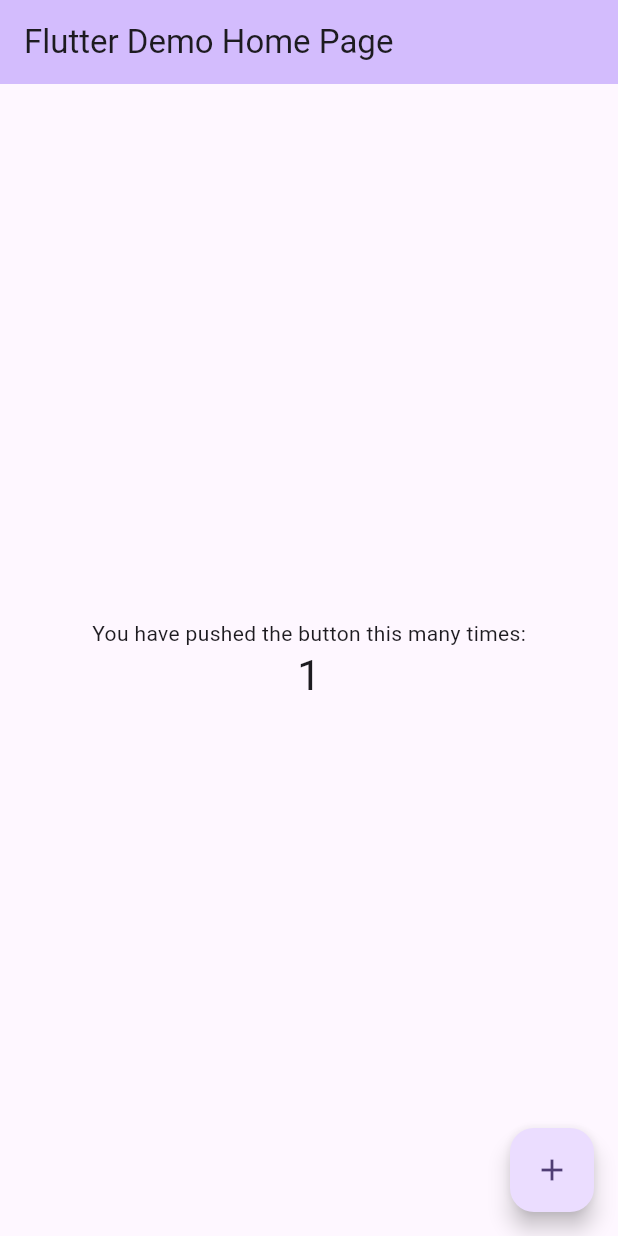
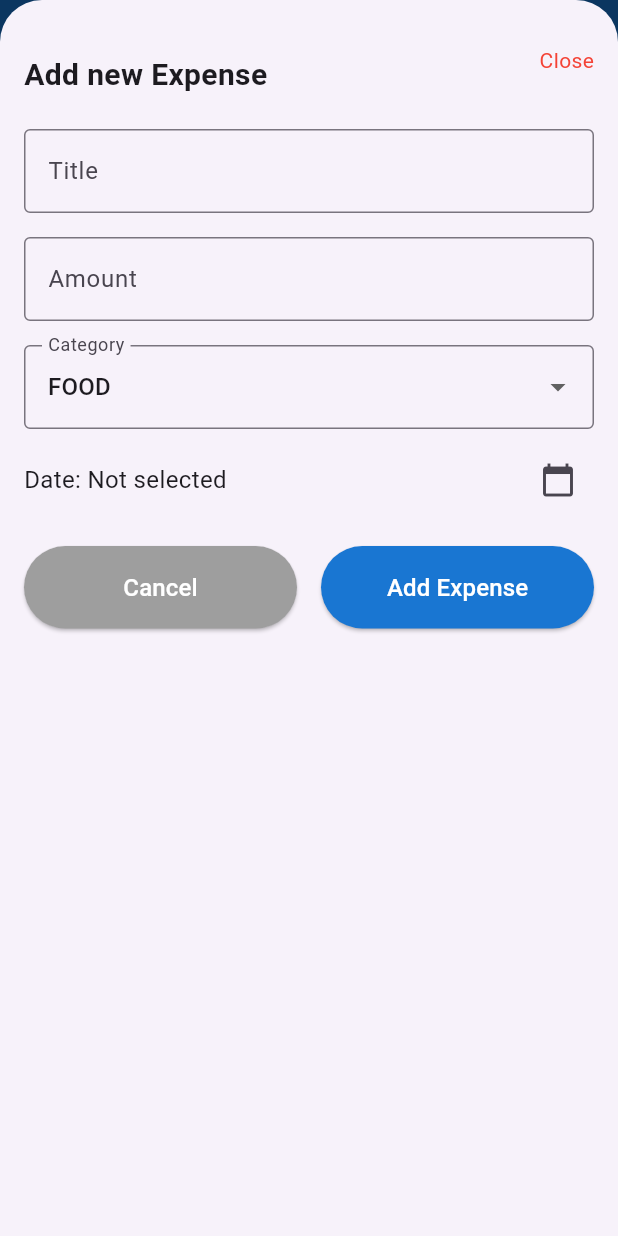
Before and after one commit to Kimhong241004/BuildContext-Inputs, a Flutter app: the screen it shows after launch, after a tap on the "add" icon, on a phone screen of 412 x 824 dp. Run offline on Flutter 3.47's test engine with Material 3 defaults, Android fonts, the phone set to English and light mode, and no system bars.

Commit message:
New Fixed

```diff
--- /dev/null
+++ b/lib/data/expense_data.dart
@@ -0,0 +1,28 @@
+import '../model/expense_model.dart';
+
+List<Expense> dummyExpenses = [
+  Expense(
+    title: 'Flutter Course',
+    amount: 19.99,
+    date: DateTime.now(),
+    category: Category.work,
+  ),
+  Expense(
+    title: 'Cinema',
+    amount: 15.69,
+    date: DateTime.now(),
+    category: Category.leisure,
+  ),
+  Expense(
+    title: 'Groceries',
+    amount: 82.12,
+    date: DateTime.now(),
+    category: Category.food,
+  ),
+  Expense(
+    title: 'New Shoes',
+    amount: 69.99,
+    date: DateTime.now(),
+    category: Category.travel,
+  ),
+];
--- a/lib/main.dart
+++ b/lib/main.dart
@@ -1,122 +1,13 @@
 import 'package:flutter/material.dart';
 
+import 'ui/app.dart';
+
 void main() {
-  runApp(const MyApp());
+
+  runApp(
+    const MaterialApp(
+      debugShowCheckedModeBanner: false,
+      home: App(),
+    ),
+  );
 }
-
-class MyApp extends StatelessWidget {
-  const MyApp({super.key});
-
-  // This widget is the root of your application.
-  @override
-  Widget build(BuildContext context) {
-    return MaterialApp(
-      title: 'Flutter Demo',
-      theme: ThemeData(
-        // This is the theme of your application.
-        //
-        // TRY THIS: Try running your application with "flutter run". You'll see
-        // the application has a purple toolbar. Then, without quitting the app,
-        // try changing the seedColor in the colorScheme below to Colors.green
-        // and then invoke "hot reload" (save your changes or press the "hot
-        // reload" button in a Flutter-supported IDE, or press "r" if you used
-        // the command line to start the app).
-        //
-        // Notice that the counter didn't reset back to zero; the application
-        // state is not lost during the reload. To reset the state, use hot
-        // restart instead.
-        //
-        // This works for code too, not just values: Most code changes can be
-        // tested with just a hot reload.
-        colorScheme: ColorScheme.fromSeed(seedColor: Colors.deepPurple),
-      ),
-      home: const MyHomePage(title: 'Flutter Demo Home Page'),
-    );
-  }
-}
-
-class MyHomePage extends StatefulWidget {
-  const MyHomePage({super.key, required this.title});
-
-  // This widget is the home page of your application. It is stateful, meaning
-  // that it has a State object (defined below) that contains fields that affect
-  // how it looks.
-
-  // This class is the configuration for the state. It holds the values (in this
-  // case the title) provided by the parent (in this case the App widget) and
-  // used by the build method of the State. Fields in a Widget subclass are
-  // always marked "final".
-
-  final String title;
-
-  @override
-  State<MyHomePage> createState() => _MyHomePageState();
-}
-
-class _MyHomePageState extends State<MyHomePage> {
-  int _counter = 0;
-
-  void _incrementCounter() {
-    setState(() {
-      // This call to setState tells the Flutter framework that something has
-      // changed in this State, which causes it to rerun the build method below
-      // so that the display can reflect the updated values. If we changed
-      // _counter without calling setState(), then the build method would not be
-      // called again, and so nothing would appear to happen.
-      _counter++;
-    });
-  }
-
-  @override
-  Widget build(BuildContext context) {
-    // This method is rerun every time setState is called, for instance as done
-    // by the _incrementCounter method above.
-    //
-    // The Flutter framework has been optimized to make rerunning build methods
-    // fast, so that you can just rebuild anything that needs updating rather
-    // than having to individually change instances of widgets.
-    return Scaffold(
-      appBar: AppBar(
-        // TRY THIS: Try changing the color here to a specific color (to
-        // Colors.amber, perhaps?) and trigger a hot reload to see the AppBar
-        // change color while the other colors stay the same.
-        backgroundColor: Theme.of(context).colorScheme.inversePrimary,
-        // Here we take the value from the MyHomePage object that was created by
-        // the App.build method, and use it to set our appbar title.
-        title: Text(widget.title),
-      ),
-      body: Center(
-        // Center is a layout widget. It takes a single child and positions it
-        // in the middle of the parent.
-        child: Column(
-          // Column is also a layout widget. It takes a list of children and
-          // arranges them vertically. By default, it sizes itself to fit its
-          // children horizontally, and tries to be as tall as its parent.
-          //
-          // Column has various properties to control how it sizes itself and
-          // how it positions its children. Here we use mainAxisAlignment to
-          // center the children vertically; the main axis here is the vertical
-          // axis because Columns are vertical (the cross axis would be
-          // horizontal).
-          //
-          // TRY THIS: Invoke "debug painting" (choose the "Toggle Debug Paint"
-          // action in the IDE, or press "p" in the console), to see the
-          // wireframe for each widget.
-          mainAxisAlignment: MainAxisAlignment.center,
-          children: <Widget>[
-            const Text('You have pushed the button this many times:'),
-            Text(
-              '$_counter',
-              style: Theme.of(context).textTheme.headlineMedium,
-            ),
-          ],
-        ),
-      ),
-      floatingActionButton: FloatingActionButton(
-        onPressed: _incrementCounter,
-        tooltip: 'Increment',
-        child: const Icon(Icons.add),
-      ), // This trailing comma makes auto-formatting nicer for build methods.
-    );
-  }
-}
--- /dev/null
+++ b/lib/model/expense_model.dart
@@ -0,0 +1,19 @@
+import 'package:uuid/uuid.dart';
+const uuid = Uuid();
+
+enum Category { food, travel, leisure, work}
+
+class Expense {
+  Expense({
+    required this.title,
+    required this.amount,
+    required this.date,
+    required this.category,
+  }) : id = uuid.v4();
+
+  final String id;
+  final String title;
+  final double amount;
+  final DateTime date;
+  final Category category;
+}
--- /dev/null
+++ b/lib/ui/app.dart
@@ -0,0 +1,129 @@
+import 'package:flutter/material.dart';
+import 'expense/expense.dart';
+import 'expense/cateegory_summary.dart';
+import 'expense/expense_form.dart';
+import '../model/expense_model.dart';
+import '../data/expense_data.dart';
+
+class App extends StatefulWidget {
+  const App({super.key});
+
+  @override
+  State<App> createState() => _AppState();
+}
+
+class _AppState extends State<App> {
+  final List<Expense> _expenses = List.from(dummyExpenses);
+
+  void _addExpense(Expense expense) {
+    setState(() {
+      _expenses.add(expense);
+    });
+  }
+
+  void _deleteExpense(Expense expense) {
+    setState(() {
+      _expenses.remove(expense);
+    });
+
+    ScaffoldMessenger.of(context).showSnackBar(
+      SnackBar(
+        content: const Text('Expense deleted'),
+        duration: const Duration(seconds: 3),
+        action: SnackBarAction(
+          label: 'Undo',
+          onPressed: () {
+            setState(() {
+              _expenses.add(expense);
+            });
+          },
+        ),
+      ),
+    );
+  }
+
+  void openAddExpenseOverlay(BuildContext context) {
+    showModalBottomSheet(
+      isScrollControlled: true,
+      context: context,
+      builder: (context) => Center(
+        child: Column(
+          mainAxisAlignment: MainAxisAlignment.spaceBetween,
+          children: [
+            Padding(
+              padding: EdgeInsets.only(
+                bottom: MediaQuery.of(context).viewInsets.bottom + 16,
+                top: 30,
+                left: 16,
+                right: 16,
+              ),
+              child: Row(
+                mainAxisAlignment: MainAxisAlignment.spaceBetween,
+                children: [
+                  Text(
+                    'Add new Expense',
+                    style: TextStyle(fontSize: 20, fontWeight: FontWeight.bold),
+                  ),
+                  Container(
+                    margin: const EdgeInsets.only(bottom: 20),
+                    child: GestureDetector(
+                      onTap: () {
+                        Navigator.of(context).pop();
+                      },
+                      child: const Text(
+                        'Close',
+                        style: TextStyle(color: Colors.red),
+                      ),
+                    ),
+                  ),
+                ],
+              ),
+            ),
+            Expanded(
+              child: Container(
+                padding: EdgeInsets.symmetric(horizontal: 16),
+                width: double.infinity,
+                child: ExpenseForm(onAddExpense: _addExpense),
+              ),
+            ),
+          ],
+        ),
+      ),
+    );
+  }
+
+  @override
+  Widget build(BuildContext context) {
+    return Scaffold(
+      backgroundColor: Colors.blue[100],
+      appBar: AppBar(
+        backgroundColor: Colors.blue[700],
+        title: const Text('MyExpense App'),
+        actions: [
+          IconButton(
+            icon: const Icon(Icons.add),
+            onPressed: () => openAddExpenseOverlay(context),
+          ),
+        ],
+      ),
+      body: Column(
+        children: [
+          CategorySummary(expenses: _expenses),
+          Expanded(
+            child: _expenses.isEmpty
+                ? Center(
+                    child: Text(
+                      'No expenses found. Start adding some!',
+                      style: TextStyle(fontSize: 18, color: Colors.grey[600]),
+                    ),
+                  )
+                : ExpensesView(
+                    expenses: _expenses,
+                    onDeleteExpense: _deleteExpense,
+                  ),
+          ),
+        ],
+      ),
+    );
+  }
+}
--- /dev/null
+++ b/lib/ui/expense/cateegory_summary.dart
@@ -0,0 +1,53 @@
+import 'package:flutter/material.dart';
+import '../../model/expense_model.dart';
+
+class CategorySummary extends StatelessWidget {
+  const CategorySummary({super.key, required this.expenses});
+
+  final List<Expense> expenses;
+
+  double _getCategoryTotal(Category category) {
+    return expenses
+        .where((expense) => expense.category == category)
+        .fold(0.0, (sum, expense) => sum + expense.amount);
+  }
+
+  IconData _getCategoryIcon(Category category) {
+    switch (category) {
+      case Category.food:
+        return Icons.free_breakfast;
+      case Category.travel:
+        return Icons.travel_explore;
+      case Category.leisure:
+        return Icons.holiday_village;
+      case Category.work:
+        return Icons.work;
+    }
+  }
+
+  @override
+  Widget build(BuildContext context) {
+    return Container(
+      padding: const EdgeInsets.all(16),
+      child: Row(
+        mainAxisAlignment: MainAxisAlignment.spaceAround,
+        children: Category.values.map((category) {
+          final total = _getCategoryTotal(category);
+          return Column(
+            children: [
+              Text(
+                '\$${total.toStringAsFixed(2)}',
+                style: const TextStyle(
+                  fontSize: 18,
+                  fontWeight: FontWeight.bold,
+                ),
+              ),
+              const SizedBox(height: 8),
+              Icon(_getCategoryIcon(category), size: 28),
+            ],
+          );
+        }).toList(),
+      ),
+    );
+  }
+}
--- /dev/null
+++ b/lib/ui/expense/expense.dart
@@ -0,0 +1,77 @@
+import 'package:flutter/material.dart';
+import '../../model/expense_model.dart';
+
+class ExpensesView extends StatelessWidget {
+  const ExpensesView({super.key, required this.expenses, required this.onDeleteExpense});
+
+  final List<Expense> expenses;
+  final Function(Expense) onDeleteExpense;
+
+  @override
+  Widget build(BuildContext context) {
+    return ListView.builder(
+      itemCount: expenses.length,
+      itemBuilder: (context, index) => Dismissible(
+        key: ValueKey(expenses[index].id),
+        onDismissed: (direction) {
+          onDeleteExpense(expenses[index]);
+        },
+        child: ExpenseItem(expense: expenses[index]),
+      ),
+    );
+  }
+}
+
+class ExpenseItem extends StatelessWidget {
+  const ExpenseItem({super.key, required this.expense});
+
+  final Expense expense;
+
+  IconData get expenseIcon {
+    switch (expense.category) {
+      case Category.food:
+        return Icons.free_breakfast;
+      case Category.travel:
+        return Icons.travel_explore;
+      case Category.leisure:
+        return Icons.holiday_village;
+      case Category.work:
+        return Icons.work;
+    }
+  }
+
+  String get expenseDate {
+    return "${expense.date.day}/${expense.date.month}/${expense.date.year}";
+  }
+
+  @override
+  Widget build(BuildContext context) {
+    return Padding(
+      padding: const EdgeInsets.all(20.0),
+      child: Card(
+        child: Padding(
+          padding: const EdgeInsets.all(20.0),
+          child: Row(
+            children: [
+              Column(
+                crossAxisAlignment: CrossAxisAlignment.start,
+                children: [
+                  Text(
+                    expense.title,
+                    style: TextStyle(fontWeight: FontWeight.bold),
+                  ),
+                  Text("\$${expense.amount.toStringAsFixed(2)}"),
+                ],
+              ),
+              Spacer(),
+              Row(children: [Padding(
+                padding: const EdgeInsets.all(10.0),
+                child: Icon(expenseIcon),
+              ), Text(expenseDate)]),
+            ],
+          ),
+        ),
+      ),
+    );
+  }
+}
--- /dev/null
+++ b/lib/ui/expense/expense_form.dart
@@ -0,0 +1,196 @@
+import 'package:flutter/material.dart';
+import '../../model/expense_model.dart';
+import 'package:flutter/services.dart';
+
+class ExpenseForm extends StatefulWidget {
+  const ExpenseForm({super.key, required this.onAddExpense});
+
+  final void Function(Expense expense) onAddExpense;
+
+  @override
+  State<ExpenseForm> createState() => _ExpenseFormState();
+}
+
+class _ExpenseFormState extends State<ExpenseForm> {
+  final _titleController = TextEditingController();
+  final _amountController = TextEditingController();
+  Category _selectedCategory = Category.food;
+  DateTime? _selectedDate;
+
+  @override
+  void dispose() {
+    _titleController.dispose();
+    _amountController.dispose();
+    super.dispose();
+  }
+
+  Future<void> _selectDate(BuildContext context) async {
+    final DateTime? picked = await showDatePicker(
+      context: context,
+      initialDate: _selectedDate ?? DateTime.now(),
+      firstDate: DateTime(2000, 1),
+      lastDate: DateTime(2101),
+    );
+    if (picked != null && picked != _selectedDate) {
+      setState(() {
+        _selectedDate = picked;
+      });
+    }
+  }
+
+  void _submitExpense() {
+    final enteredAmount = double.tryParse(_amountController.text);
+    final amountIsInvalid = enteredAmount == null || enteredAmount <= 0;
+
+    if (_titleController.text.trim().isEmpty) {
+      showDialog(
+        context: context,
+        builder: (ctx) => AlertDialog(
+          title: const Text('Invalid input'),
+          content: const Text('The title cannot be empty.'),
+          actions: [
+            TextButton(
+              onPressed: () => Navigator.pop(ctx),
+              child: const Text('OK'),
+            ),
+          ],
+        ),
+      );
+      return;
+    }
+    if (amountIsInvalid) {
+      showDialog(
+        context: context,
+        builder: (ctx) => AlertDialog(
+          title: const Text('Invalid input'),
+          content: const Text(
+            'The amount must be a valid number greater than 0.',
+          ),
+          actions: [
+            TextButton(
+              onPressed: () => Navigator.pop(ctx),
+              child: const Text('OK'),
+            ),
+          ],
+        ),
+      );
+      return;
+    }
+
+    final newExpense = Expense(
+      title: _titleController.text,
+      amount: enteredAmount,
+      date: _selectedDate ?? DateTime.now(),
+      category: _selectedCategory,
+    );
+
+    widget.onAddExpense(newExpense);
+    Navigator.pop(context);
+  }
+
+  @override
+  Widget build(BuildContext context) {
+    return Column(
+      mainAxisSize: MainAxisSize.min,
+      crossAxisAlignment: CrossAxisAlignment.center,
+      children: [
+        TextField(
+          controller: _titleController,
+          decoration: InputDecoration(
+            border: OutlineInputBorder(),
+            labelText: 'Title',
+            hintText: 'Enter expense title',
+          ),
+        ),
+        const SizedBox(height: 16),
+        TextField(
+          controller: _amountController,
+          decoration: InputDecoration(
+            border: OutlineInputBorder(),
+            labelText: 'Amount',
+            hintText: 'Enter amount',
+            prefixText: '\$ ',
+          ),
+          keyboardType: TextInputType.numberWithOptions(decimal: true),
+          inputFormatters: [
+            FilteringTextInputFormatter.allow(RegExp(r'^\d+\.?\d{0,2}')),
+          ],
+        ),
+        const SizedBox(height: 16),
+        DropdownButtonFormField<Category>(
+          initialValue: _selectedCategory,
+          decoration: InputDecoration(
+            border: OutlineInputBorder(),
+            labelText: 'Category',
+          ),
+          items: Category.values.map((category) {
+            return DropdownMenuItem(
+              value: category,
+              child: Text(category.name.toUpperCase()),
+            );
+          }).toList(),
+          onChanged: (value) {
+            if (value != null) {
+              setState(() {
+                _selectedCategory = value;
+              });
+            }
+          },
+        ),
+        const SizedBox(height: 10),
+
+        Row(
+          children: [
+            Expanded(
+              child: Text(
+                _selectedDate == null
+                    ? "Date: Not selected"
+                    : "Date: ${_selectedDate.toString().split(' ')[0]}",
+                style: const TextStyle(fontSize: 16),
+              ),
+            ),
+            IconButton(
+              icon: const Icon(Icons.calendar_today),
+              onPressed: () => _selectDate(context),
+            ),
+          ],
+        ),
+
+        SizedBox(height: 20),
+
+        Row(
+          mainAxisAlignment: MainAxisAlignment.spaceBetween,
+          children: [
+            Expanded(
+              child: ElevatedButton(
+                onPressed: () => Navigator.pop(context),
+                style: ElevatedButton.styleFrom(
+                  backgroundColor: Colors.grey,
+                  padding: const EdgeInsets.symmetric(vertical: 16),
+                ),
+                child: const Text(
+                  'Cancel',
+                  style: TextStyle(fontSize: 16, color: Colors.white),
+                ),
+              ),
+            ),
+            const SizedBox(width: 16),
+            Expanded(
+              child: ElevatedButton(
+                onPressed: _submitExpense,
+                style: ElevatedButton.styleFrom(
+                  backgroundColor: Colors.blue[700],
+                  padding: const EdgeInsets.symmetric(vertical: 16),
+                ),
+                child: const Text(
+                  'Add Expense',
+                  style: TextStyle(fontSize: 16, color: Colors.white),
+                ),
+              ),
+            ),
+          ],
+        ),
+      ],
+    );
+  }
+}
--- a/pubspec.yaml
+++ b/pubspec.yaml
@@ -34,6 +34,7 @@ dependencies:
   # The following adds the Cupertino Icons font to your application.
   # Use with the CupertinoIcons class for iOS style icons.
   cupertino_icons: ^1.0.8
+  uuid: ^4.0.0
 
 dev_dependencies:
   flutter_test:
```
Also changed, not shown: pubspec.lock, 1 other file.
